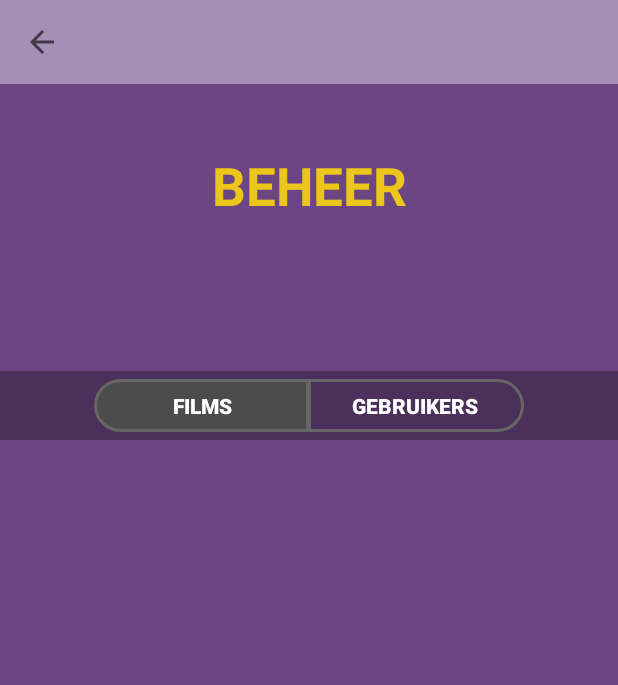
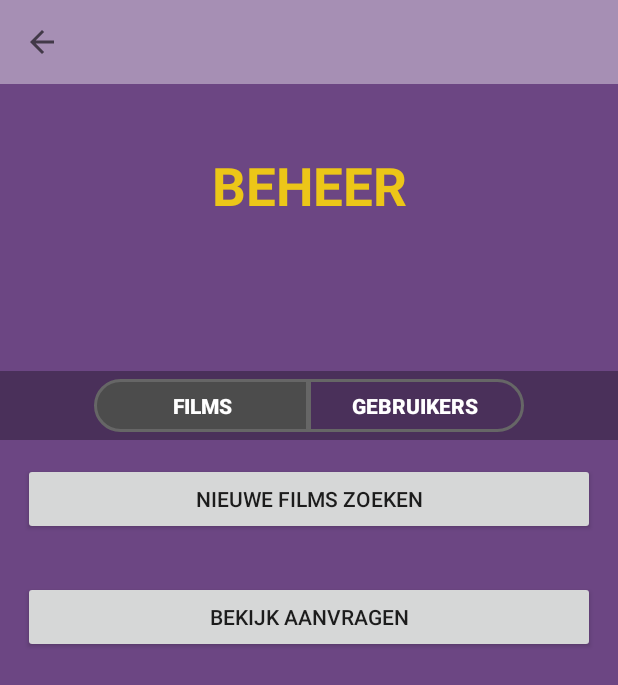
Before and after one commit to brentvermolen/Films, an Android app: the BeheerActivity screen opened directly, with no data from a screen before it, on a phone screen of 412 x 824 dp. Shown: the top 685 px of the screen. Run offline under Robolectric (Android 15) with nearby library versions, the phone set to English and light mode, and no system bars; our stand-ins replace Room's generated code, Volley; libraries missing offline, so code that uses them is left out: android.arch.persistence; 2 statements that could not run were skipped.

Commit message:
Film toevoegen: bug in collectieId

```diff
--- a/app/src/main/java/com/example/brent/films/Class/NieuweZoekenAdapter.java
+++ b/app/src/main/java/com/example/brent/films/Class/NieuweZoekenAdapter.java
@@ -119,12 +119,16 @@ public class NieuweZoekenAdapter extends BaseAdapter {
                                         @Override
                                         public void onResponse(JSONObject response) {
                                             try {
+                                                try{
                                                     filmToAdd.setCollectieID(response.getJSONObject("belongs_to_collection").getInt("id"));
                                                     Collectie collectie = new Collectie();
                                                     collectie.setId(filmToAdd.getCollectieID());
                                                     collectie.setNaam(response.getJSONObject("belongs_to_collection").getString("name"));
                                                     collectie.setPosterPath(response.getJSONObject("belongs_to_collection").getString("poster_path"));
                                                     filmToAdd.setCollectie(collectie);
+                                                }catch (Exception e){
+                                                    filmToAdd.setCollectieID(0);
+                                                }
 
                                                 for (int i = 0; i < response.getJSONArray("genres").length(); i++){
                                                     JSONObject genre = response.getJSONArray("genres").getJSONObject(i);
--- a/app/src/main/res/layout/activity_beheer.xml
+++ b/app/src/main/res/layout/activity_beheer.xml
@@ -89,7 +89,7 @@
             android:id="@+id/llFilms"
             android:layout_width="match_parent"
             android:layout_height="match_parent"
-            android:visibility="gone"
+            android:visibility="visible"
             android:orientation="vertical">
 
             <Button
@@ -113,7 +113,7 @@
             android:layout_width="match_parent"
             android:layout_height="match_parent"
             android:orientation="vertical"
-            android:visibility="visible">
+            android:visibility="gone">
 
             <ListView
                 android:id="@+id/lstGebruikers"
```
Also changed, not shown: 1 other file. Lines whose indentation alone changed are shown as unchanged.
